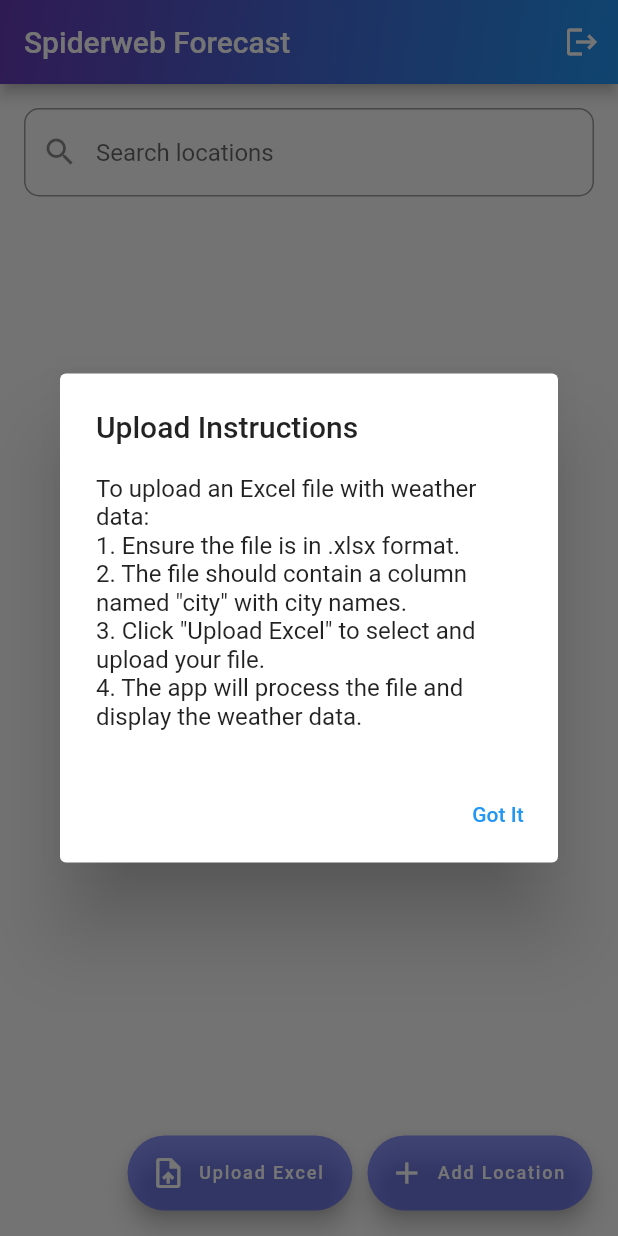
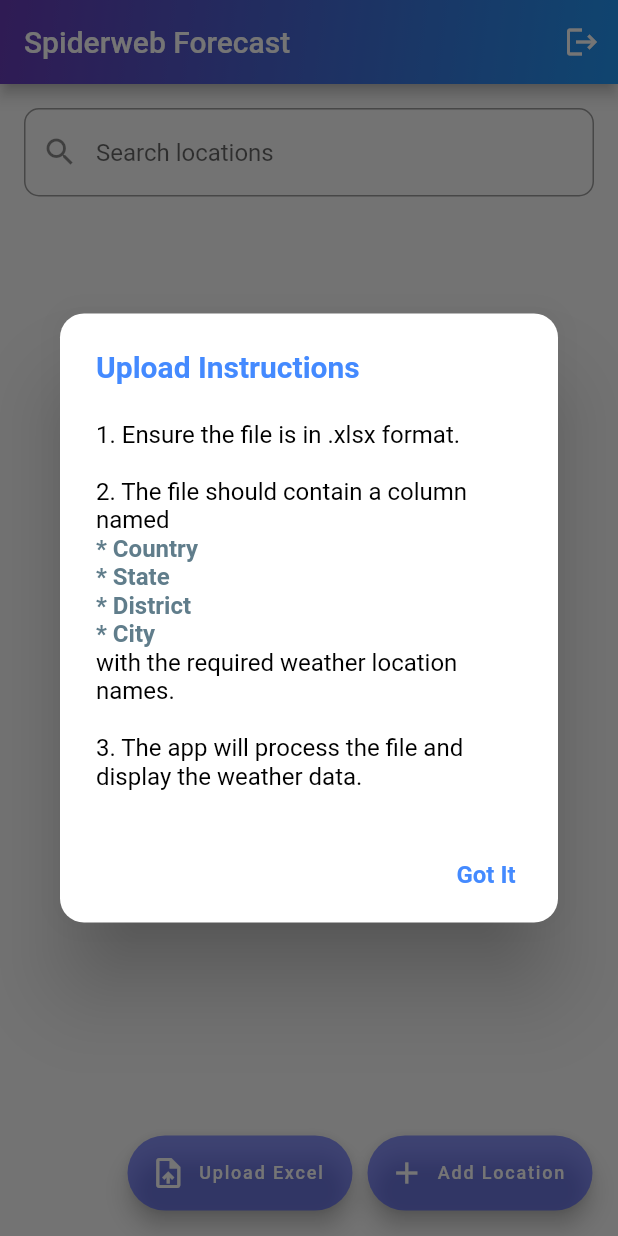
Before and after one commit to shankar64bit/spiderwebforecast, a Flutter app: the screen it shows once a user with an empty profile is signed in, after a tap on "Upload Excel", on a phone screen of 412 x 824 dp. Run offline on Flutter 3.47's test engine with Material 2 defaults, Android fonts, the light colour scheme and no system bars; our stand-ins replace cloud_firestore, file_picker, firebase_auth, firebase_core, font_awesome_flutter, geolocator and 1 more; missing offline and left inert: excel; accounts and stored records are empty.

Commit message:
modified UI for and added upload instruction card before excel upload

```diff
--- a/lib/user/user_dashboard_screen.dart
+++ b/lib/user/user_dashboard_screen.dart
@@ -104,23 +104,79 @@ class _UserDashboardScreenState extends State<UserDashboardScreen> {
       context: context,
       builder: (BuildContext context) {
         return AlertDialog(
-          title: Text('Upload Instructions'),
-          content: Text(
-            'To upload an Excel file with weather data:\n'
-            '1. Ensure the file is in .xlsx format.\n'
-            '2. The file should contain a column named "city" with city names.\n'
-            '3. Click "Upload Excel" to select and upload your file.\n'
-            '4. The app will process the file and display the weather data.',
-            style: TextStyle(fontSize: 16),
+          title: Text(
+            'Upload Instructions',
+            style: TextStyle(
+              fontSize: 20,
+              fontWeight: FontWeight.bold,
+              color: Colors.blueAccent,
+            ),
+          ),
+          content: SingleChildScrollView(
+            child: RichText(
+              text: TextSpan(
+                children: [
+                  TextSpan(
+                    text: '1. Ensure the file is in .xlsx format.\n\n',
+                    style: TextStyle(
+                      fontSize: 16,
+                      color: Colors.black,
+                    ),
+                  ),
+                  TextSpan(
+                    text: '2. The file should contain a column named\n',
+                    style: TextStyle(
+                      fontSize: 16,
+                      color: Colors.black,
+                    ),
+                  ),
+                  TextSpan(
+                    text: '* Country\n* State\n* District\n* City\n',
+                    style: TextStyle(
+                      fontSize: 16,
+                      fontWeight: FontWeight.bold,
+                      color: Colors.blueGrey,
+                    ),
+                  ),
+                  TextSpan(
+                    text: 'with the required weather location names.\n\n',
+                    style: TextStyle(
+                      fontSize: 16,
+                      color: Colors.black,
+                    ),
+                  ),
+                  TextSpan(
+                    text:
+                        '3. The app will process the file and display the weather data.',
+                    style: TextStyle(
+                      fontSize: 16,
+                      color: Colors.black,
+                    ),
+                  ),
+                ],
+              ),
+            ),
           ),
           actions: [
             TextButton(
-              child: Text('Got It'),
+              child: Text(
+                'Got It',
+                style: TextStyle(
+                  fontSize: 16,
+                  fontWeight: FontWeight.bold,
+                  color: Colors.blueAccent,
+                ),
+              ),
               onPressed: () {
                 Navigator.of(context).pop(true);
               },
             ),
           ],
+          shape: RoundedRectangleBorder(
+            borderRadius: BorderRadius.circular(16),
+          ),
+          contentPadding: EdgeInsets.all(24),
+          actionsPadding: EdgeInsets.symmetric(vertical: 8, horizontal: 16),
         );
       },
     );
```
